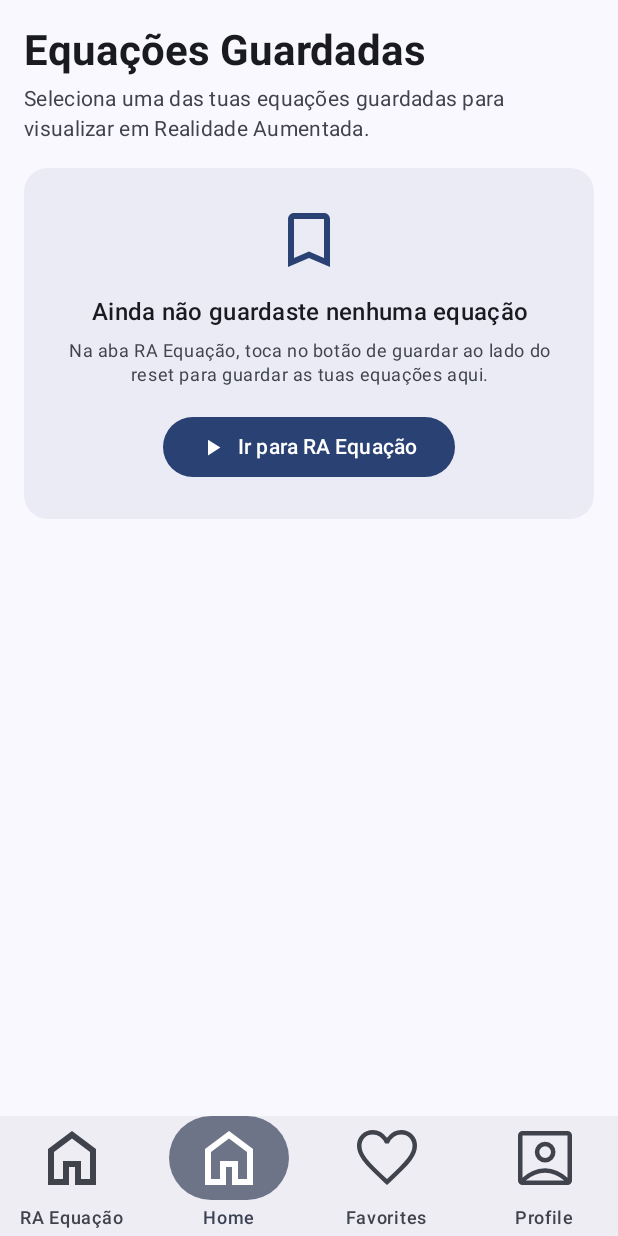
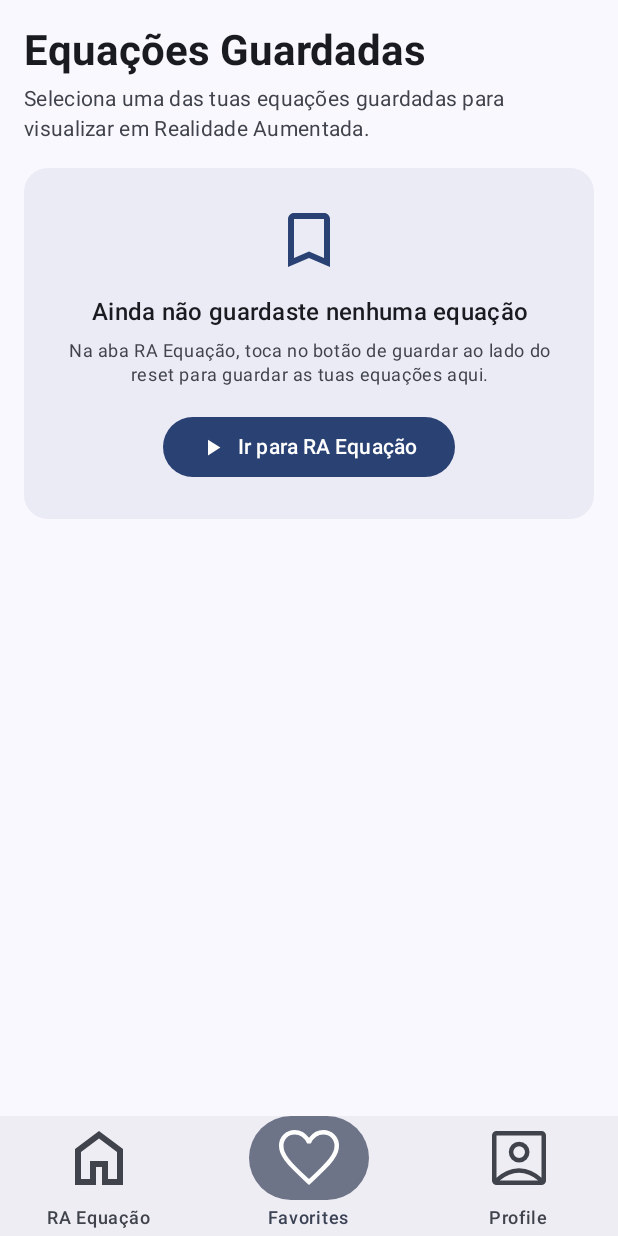
Before and after one commit to Hugo2026137872/projeto_grupo, an Android app built with Jetpack Compose: the screen it shows after launch (MainActivity), item 2 of the bottom bar chosen, on a phone screen of 412 x 824 dp. Run offline under Robolectric (Android 15) with nearby library versions, the phone set to English and light mode, and no system bars; our stand-ins replace navigation suite; libraries missing offline, so code that uses them is left out: com.google.android.filament, com.google.ar.core, dev.romainguy.kotlin, io.github.sceneview.ar, io.github.sceneview.math and 7 more; 14 statements that could not run were skipped.

Commit message:
home removed, favorites renewed

```diff
--- a/app/src/main/java/com/example/projeto_grupo/MainActivity.kt
+++ b/app/src/main/java/com/example/projeto_grupo/MainActivity.kt
@@ -78,14 +78,11 @@ fun Projeto_grupoApp() {
                         ARSceneScreen(viewModel = viewModel)
                         EquationBottomSheet(viewModel = viewModel)
                     }
-                    AppDestinations.HOME -> {
+                    AppDestinations.FAVORITES -> {
                         HomeScreen(
                             viewModel = viewModel,
                             onNavigateToAR = { currentDestination = AppDestinations.AR_VIEWER }
                         )
-                    }
-                    AppDestinations.FAVORITES -> {
-                        Greeting(name = "Favoritos")
                     }
                     AppDestinations.PROFILE -> {
                         Greeting(name = "Perfil")
@@ -101,7 +98,6 @@ enum class AppDestinations(
     val icon: Int,
 ) {
     AR_VIEWER("RA Equação", R.drawable.ic_home),
-    HOME("Home", R.drawable.ic_home),
     FAVORITES("Favorites", R.drawable.ic_favorite),
     PROFILE("Profile", R.drawable.ic_account_box),
 }
```
